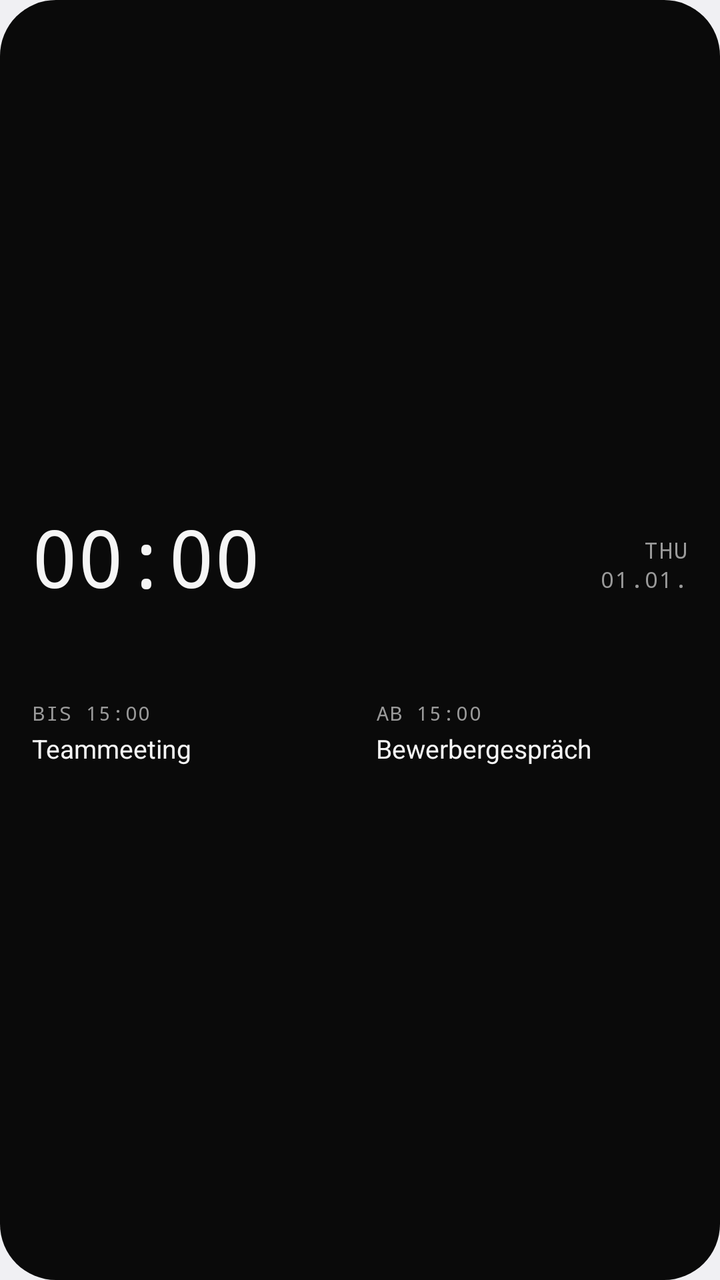
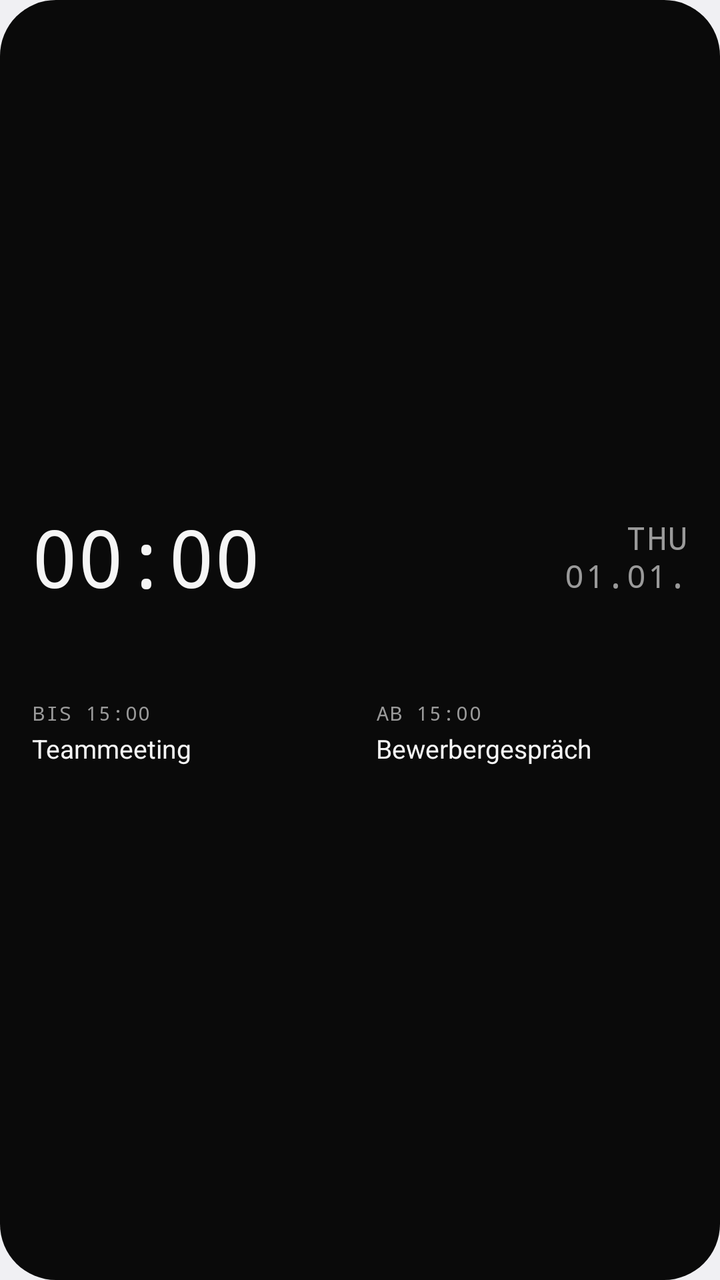

An Android layout rendered at two revisions. The XML below is the earlier revision; the diff shows what the commit changed to produce the second picture.
<!-- AndroidManifest.xml: application theme android:Theme.DeviceDefault.DayNight -->
<!-- res/layout/widget_day_bar.xml -->
<?xml version="1.0" encoding="utf-8"?>
<FrameLayout xmlns:android="http://schemas.android.com/apk/res/android"
    android:id="@android:id/background"
    android:layout_width="match_parent"
    android:layout_height="match_parent">

    <ImageView
        android:id="@+id/db_bg_fill"
        android:layout_width="match_parent"
        android:layout_height="match_parent"
        android:importantForAccessibility="no"
        android:scaleType="fitXY"
        android:src="@drawable/widget_shape"
        android:tint="@color/mono_bg_solid" />

    <ImageView
        android:id="@+id/db_bg_stroke"
        android:layout_width="match_parent"
        android:layout_height="match_parent"
        android:importantForAccessibility="no"
        android:scaleType="fitXY"
        android:src="@drawable/widget_stroke"
        android:visibility="gone" />

    <LinearLayout
        android:layout_width="match_parent"
        android:layout_height="match_parent"
        android:orientation="vertical"
        android:paddingStart="16dp"
        android:paddingTop="12dp"
        android:paddingEnd="16dp"
        android:paddingBottom="12dp">

        
        <FrameLayout
            android:layout_width="match_parent"
            android:layout_height="0dp"
            android:layout_weight="1" />

        
        <LinearLayout
            android:layout_width="match_parent"
            android:layout_height="wrap_content"
            android:baselineAligned="true"
            android:orientation="horizontal">

            <TextClock
                android:id="@+id/db_clock"
                android:layout_width="wrap_content"
                android:layout_height="wrap_content"
                android:fontFamily="monospace"
                android:fontFeatureSettings="tnum"
                android:format12Hour="HH:mm"
                android:format24Hour="HH:mm"
                android:includeFontPadding="false"
                android:letterSpacing="-0.03"
                android:textColor="@color/mono_text"
                android:textSize="40sp" />

            
            <LinearLayout
                android:layout_width="0dp"
                android:layout_height="wrap_content"
                android:layout_marginStart="12dp"
                android:layout_marginEnd="8dp"
                android:layout_weight="1"
                android:baselineAlignedChildIndex="0"
                android:gravity="end"
                android:orientation="horizontal">

                
                <LinearLayout
                    android:id="@+id/db_allday_row"
                    android:layout_width="wrap_content"
                    android:layout_height="wrap_content"
                    android:background="@drawable/capsule"
                    android:backgroundTint="@color/mono_line_solid"
                    android:baselineAlignedChildIndex="0"
                    android:orientation="horizontal"
                    android:paddingStart="8dp"
                    android:paddingEnd="8dp"
                    android:visibility="gone">

                    
                    <TextView
                        android:id="@+id/db_allday_title"
                        android:layout_width="0dp"
                        android:layout_height="wrap_content"
                        android:layout_weight="1"
                        android:ellipsize="end"
                        android:maxLines="1"
                        android:paddingTop="2dp"
                        android:paddingBottom="2dp"
                        android:text="Feiertag"
                        android:textColor="@color/mono_text"
                        android:textSize="11sp" />

                    <TextView
                        android:id="@+id/db_allday_detail"
                        android:layout_width="wrap_content"
                        android:layout_height="wrap_content"
                        android:maxLines="1"
                        android:paddingTop="2dp"
                        android:paddingBottom="2dp"
                        android:text=" · bis So."
                        android:textColor="@color/mono_muted_solid"
                        android:textSize="11sp"
                        android:visibility="gone" />
                </LinearLayout>
            </LinearLayout>

            
            <LinearLayout
                android:layout_width="wrap_content"
                android:layout_height="wrap_content"
                android:baselineAlignedChildIndex="1"
                android:gravity="end"
                android:orientation="vertical">

                <TextClock
                    android:id="@+id/db_weekday"
                    android:layout_width="wrap_content"
                    android:layout_height="wrap_content"
                    android:fontFamily="monospace"
                    android:format12Hour="EEE"
                    android:format24Hour="EEE"
                    android:letterSpacing="0.06"
                    android:textAllCaps="true"
                    android:textColor="@color/mono_muted_solid"
                    android:textSize="11sp" />

                <TextClock
                    android:id="@+id/db_date"
                    android:layout_width="wrap_content"
                    android:layout_height="wrap_content"
                    android:fontFamily="monospace"
                    android:format12Hour="dd.MM."
                    android:format24Hour="dd.MM."
                    android:letterSpacing="0.06"
                    android:textAllCaps="true"
                    android:textColor="@color/mono_muted_solid"
                    android:textSize="11sp" />
            </LinearLayout>
        </LinearLayout>

        
        <ImageView
            android:id="@+id/db_timeline"
            android:layout_width="match_parent"
            android:layout_height="34dp"
            android:layout_marginTop="4dp"
            android:importantForAccessibility="no"
            android:scaleType="fitXY" />

        
        <LinearLayout
            android:layout_width="match_parent"
            android:layout_height="wrap_content"
            android:layout_marginTop="8dp"
            android:orientation="horizontal">

            
            <LinearLayout
                android:id="@+id/db_footer_left"
                android:layout_width="0dp"
                android:layout_height="wrap_content"
                android:layout_weight="1"
                android:orientation="vertical">

                <TextView
                    android:id="@+id/db_current_label"
                    android:layout_width="wrap_content"
                    android:layout_height="wrap_content"
                    android:fontFamily="monospace"
                    android:letterSpacing="0.06"
                    android:maxLines="1"
                    android:text="BIS 15:00"
                    android:textColor="@color/mono_muted_solid"
                    android:textSize="10sp" />

                <TextView
                    android:id="@+id/db_current_title"
                    android:layout_width="match_parent"
                    android:layout_height="wrap_content"
                    android:layout_marginTop="2dp"
                    android:ellipsize="end"
                    android:maxLines="1"
                    android:text="Teammeeting"
                    android:textColor="@color/mono_text"
                    android:textSize="13sp" />
            </LinearLayout>

            
            <LinearLayout
                android:id="@+id/db_footer_right"
                android:layout_width="0dp"
                android:layout_height="wrap_content"
                android:layout_weight="1"
                android:layout_marginStart="16dp"
                android:orientation="vertical">

                <TextView
                    android:id="@+id/db_next_label"
                    android:layout_width="match_parent"
                    android:layout_height="wrap_content"
                    android:ellipsize="end"
                    android:fontFamily="monospace"
                    android:letterSpacing="0.06"
                    android:maxLines="1"
                    android:text="AB 15:00"
                    android:textColor="@color/mono_muted_solid"
                    android:textSize="10sp" />

                <TextView
                    android:id="@+id/db_next_title"
                    android:layout_width="match_parent"
                    android:layout_height="wrap_content"
                    android:layout_marginTop="2dp"
                    android:ellipsize="end"
                    android:maxLines="1"
                    android:text="Bewerbergespräch"
                    android:textColor="@color/mono_text"
                    android:textSize="13sp" />
            </LinearLayout>
        </LinearLayout>

        
        
        <FrameLayout
            android:layout_width="match_parent"
            android:layout_height="0dp"
            android:layout_weight="1" />

    </LinearLayout>
</FrameLayout>
<!-- resources referenced by this layout -->
<resources>
  <color name="mono_bg_solid">#FF0A0A0A</color>
  <color name="mono_line_solid">#FF2A2A2A</color>
  <color name="mono_muted_solid">#FF9A9A9A</color>
  <color name="mono_text">#FFF5F5F5</color>
  <!-- drawable capsule (drawable) -->
  <?xml version="1.0" encoding="utf-8"?>
  <shape xmlns:android="http://schemas.android.com/apk/res/android"
      android:shape="rectangle">
      <solid android:color="#FFFFFFFF" />
      <corners android:radius="999dp" />
  </shape>
  <!-- drawable widget_shape (drawable) -->
  <?xml version="1.0" encoding="utf-8"?>
  <shape xmlns:android="http://schemas.android.com/apk/res/android"
      android:shape="rectangle">
      <solid android:color="#FFFFFFFF" />
      <corners android:radius="@android:dimen/system_app_widget_background_radius" />
  </shape>
  <!-- drawable widget_stroke (drawable) -->
  <?xml version="1.0" encoding="utf-8"?>
  <shape xmlns:android="http://schemas.android.com/apk/res/android"
      android:shape="rectangle">
      <solid android:color="#00000000" />
      <stroke
          android:width="1dp"
          android:color="#29FFFFFF" />
      <corners android:radius="@android:dimen/system_app_widget_background_radius" />
  </shape>
</resources>

<!-- the commit's change to res/layout/widget_day_bar.xml (unified diff, before → after) -->
@@ -57,57 +57,10 @@
                 android:textColor="@color/mono_text"
                 android:textSize="40sp" />
 
-            
-            <LinearLayout
+            <FrameLayout
                 android:layout_width="0dp"
                 android:layout_height="wrap_content"
-                android:layout_marginStart="12dp"
-                android:layout_marginEnd="8dp"
-                android:layout_weight="1"
-                android:baselineAlignedChildIndex="0"
-                android:gravity="end"
-                android:orientation="horizontal">
-
-                
-                <LinearLayout
-                    android:id="@+id/db_allday_row"
-                    android:layout_width="wrap_content"
-                    android:layout_height="wrap_content"
-                    android:background="@drawable/capsule"
-                    android:backgroundTint="@color/mono_line_solid"
-                    android:baselineAlignedChildIndex="0"
-                    android:orientation="horizontal"
-                    android:paddingStart="8dp"
-                    android:paddingEnd="8dp"
-                    android:visibility="gone">
-
-                    
-                    <TextView
-                        android:id="@+id/db_allday_title"
-                        android:layout_width="0dp"
-                        android:layout_height="wrap_content"
-                        android:layout_weight="1"
-                        android:ellipsize="end"
-                        android:maxLines="1"
-                        android:paddingTop="2dp"
-                        android:paddingBottom="2dp"
-                        android:text="Feiertag"
-                        android:textColor="@color/mono_text"
-                        android:textSize="11sp" />
-
-                    <TextView
-                        android:id="@+id/db_allday_detail"
-                        android:layout_width="wrap_content"
-                        android:layout_height="wrap_content"
-                        android:maxLines="1"
-                        android:paddingTop="2dp"
-                        android:paddingBottom="2dp"
-                        android:text=" · bis So."
-                        android:textColor="@color/mono_muted_solid"
-                        android:textSize="11sp"
-                        android:visibility="gone" />
-                </LinearLayout>
-            </LinearLayout>
+                android:layout_weight="1" />
 
             
             <LinearLayout
@@ -124,10 +77,11 @@
                     android:fontFamily="monospace"
                     android:format12Hour="EEE"
                     android:format24Hour="EEE"
-                    android:letterSpacing="0.06"
+                    android:includeFontPadding="false"
+                    android:letterSpacing="0.04"
                     android:textAllCaps="true"
                     android:textColor="@color/mono_muted_solid"
-                    android:textSize="11sp" />
+                    android:textSize="16sp" />
 
                 <TextClock
                     android:id="@+id/db_date"
@@ -136,10 +90,56 @@
                     android:fontFamily="monospace"
                     android:format12Hour="dd.MM."
                     android:format24Hour="dd.MM."
-                    android:letterSpacing="0.06"
+                    android:includeFontPadding="false"
+                    android:letterSpacing="0.04"
                     android:textAllCaps="true"
                     android:textColor="@color/mono_muted_solid"
-                    android:textSize="11sp" />
+                    android:textSize="16sp" />
+            </LinearLayout>
+        </LinearLayout>
+
+        
+        <LinearLayout
+            android:id="@+id/db_allday_row"
+            android:layout_width="match_parent"
+            android:layout_height="wrap_content"
+            android:layout_marginTop="8dp"
+            android:background="@drawable/capsule"
+            android:backgroundTint="@color/mono_line_solid"
+            android:gravity="center"
+            android:orientation="horizontal"
+            android:paddingStart="10dp"
+            android:paddingTop="3dp"
+            android:paddingEnd="10dp"
+            android:paddingBottom="3dp"
+            android:visibility="gone">
+
+            
+            <LinearLayout
+                android:layout_width="wrap_content"
+                android:layout_height="wrap_content"
+                android:orientation="horizontal">
+
+                <TextView
+                    android:id="@+id/db_allday_title"
+                    android:layout_width="0dp"
+                    android:layout_height="wrap_content"
+                    android:layout_weight="1"
+                    android:ellipsize="end"
+                    android:maxLines="1"
+                    android:text="Feiertag"
+                    android:textColor="@color/mono_text"
+                    android:textSize="12sp" />
+
+                <TextView
+                    android:id="@+id/db_allday_detail"
+                    android:layout_width="wrap_content"
+                    android:layout_height="wrap_content"
+                    android:maxLines="1"
+                    android:text=" · bis So."
+                    android:textColor="@color/mono_muted_solid"
+                    android:textSize="12sp"
+                    android:visibility="gone" />
             </LinearLayout>
         </LinearLayout>
 
